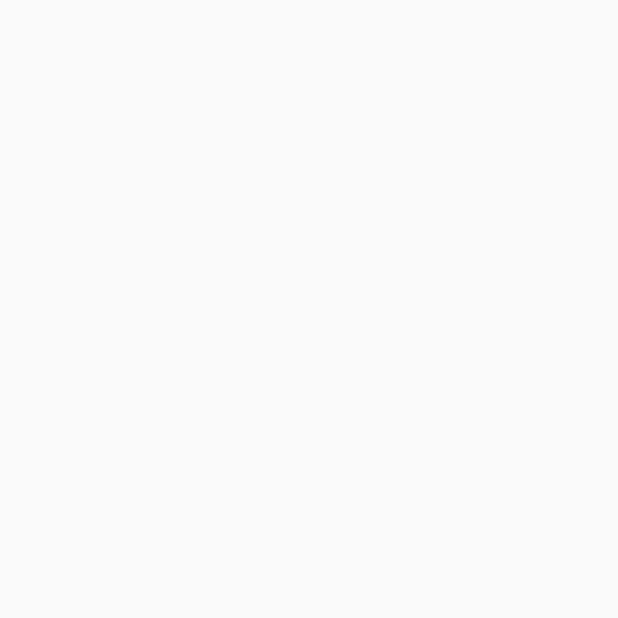
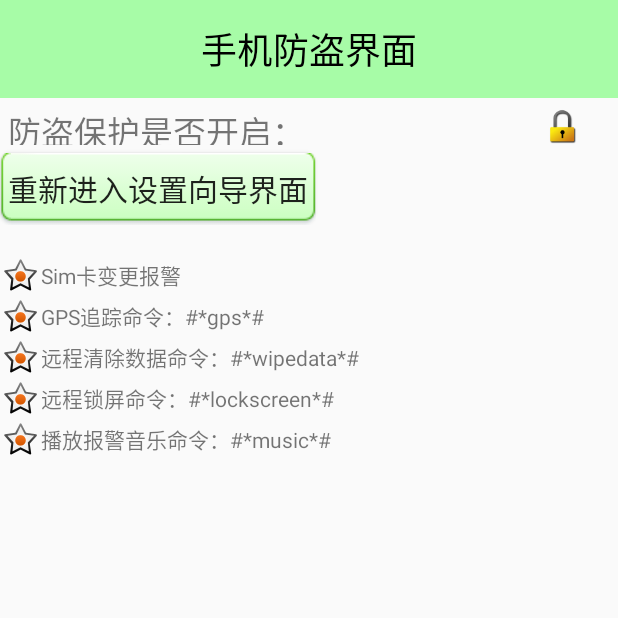
Before and after one commit to lxblessyou/MobileGuard, an Android app: the LostFindActivity screen opened directly, with no data from a screen before it, on a phone screen of 412 x 824 dp, the top half of it. Before the commit the part shown is empty. Run offline under Robolectric (Android 15) with nearby library versions, the light colour scheme and no system bars.

Commit message:
LostFindSetup sim card bind

```diff
--- a/app/src/main/AndroidManifest.xml
+++ b/app/src/main/AndroidManifest.xml
@@ -6,6 +6,7 @@
     <uses-permission android:name="android.permission.READ_EXTERNAL_STORAGE" />
     <uses-permission android:name="android.permission.WRITE_EXTERNAL_STORAGE" />
     <uses-permission android:name="android.permission.REQUEST_INSTALL_PACKAGES" />
+    <uses-permission android:name="android.permission.READ_PHONE_STATE" />
 
     <application
         android:allowBackup="true"
--- a/app/src/main/java/com/home/user/mobileguard/Utils/MyContants.java
+++ b/app/src/main/java/com/home/user/mobileguard/Utils/MyContants.java
@@ -7,4 +7,5 @@ public interface MyContants {
     String SPNAMEKEY = "config";
     String PDKEY = "password";
     String ISSETUPKEY = "isSetup";
+    String SIMNUM = "simNum";
 }
--- a/app/src/main/java/com/home/user/mobileguard/Utils/SPTools.java
+++ b/app/src/main/java/com/home/user/mobileguard/Utils/SPTools.java
@@ -15,7 +15,6 @@ public class SPTools {
         SharedPreferences.Editor edit = sharedPreferences.edit();
         edit.putString(key,value);
         edit.commit();
-        Toast.makeText(context,"保存完成",Toast.LENGTH_SHORT).show();
     }
     public static String getValue(Context context, String key, String defaultValue) {
         SharedPreferences sharedPreferences = context.getSharedPreferences(MyContants.SPNAMEKEY, Context.MODE_PRIVATE);
--- a/app/src/main/res/anim/next_enter.xml
+++ b/app/src/main/res/anim/next_enter.xml
@@ -1,5 +1,5 @@
 <?xml version="1.0" encoding="utf-8"?>
-<set xmlns:android="http://schemas.android.com/apk/res/android" android:duration="500">
+<set xmlns:android="http://schemas.android.com/apk/res/android" android:duration="200">
     <alpha android:fromAlpha="0" android:toAlpha="1"/>
     <translate android:fromXDelta="100%" android:toXDelta="0%" android:fromYDelta="0%" android:toYDelta="0%" />
 </set>
--- a/app/src/main/res/anim/next_exit.xml
+++ b/app/src/main/res/anim/next_exit.xml
@@ -1,5 +1,5 @@
 <?xml version="1.0" encoding="utf-8"?>
-<set xmlns:android="http://schemas.android.com/apk/res/android" android:duration="500">
+<set xmlns:android="http://schemas.android.com/apk/res/android" android:duration="200">
     <alpha android:fromAlpha="1" android:toAlpha="0"/>
     <translate android:fromXDelta="0%" android:toXDelta="-100%" android:fromYDelta="0%" android:toYDelta="0%" />
 </set>
--- a/app/src/main/res/anim/previous_enter.xml
+++ b/app/src/main/res/anim/previous_enter.xml
@@ -1,5 +1,5 @@
 <?xml version="1.0" encoding="utf-8"?>
-<set xmlns:android="http://schemas.android.com/apk/res/android" android:duration="500">
+<set xmlns:android="http://schemas.android.com/apk/res/android" android:duration="200">
     <alpha android:fromAlpha="0" android:toAlpha="1"/>
     <translate android:fromXDelta="-100%" android:toXDelta="0%" android:fromYDelta="0%" android:toYDelta="0%" />
 </set>
--- a/app/src/main/res/anim/previous_exit.xml
+++ b/app/src/main/res/anim/previous_exit.xml
@@ -1,5 +1,5 @@
 <?xml version="1.0" encoding="utf-8"?>
-<set xmlns:android="http://schemas.android.com/apk/res/android" android:duration="500">
+<set xmlns:android="http://schemas.android.com/apk/res/android" android:duration="200">
     <alpha android:fromAlpha="1" android:toAlpha="0"/>
     <translate android:fromXDelta="0%" android:toXDelta="100%" android:fromYDelta="0%" android:toYDelta="0%" />
 </set>
--- /dev/null
+++ b/app/src/main/res/layout/layout_lost_find.xml
@@ -0,0 +1,63 @@
+<?xml version="1.0" encoding="utf-8"?>
+<LinearLayout xmlns:android="http://schemas.android.com/apk/res/android"
+    android:orientation="vertical" android:layout_width="match_parent"
+    android:layout_height="match_parent">
+    <TextView
+        style="@style/style_tile"
+        android:text="手机防盗界面"/>
+    <RelativeLayout
+        android:layout_width="match_parent"
+        android:layout_height="26dp"
+        android:layout_margin="5dp">
+        <TextView
+            android:layout_width="wrap_content"
+            android:layout_height="wrap_content"
+            android:textSize="22sp"
+            android:text="防盗保护是否开启："/>
+        <ImageView
+            android:layout_width="wrap_content"
+            android:layout_height="wrap_content"
+            android:layout_alignParentRight="true"
+            android:src="@drawable/lock"/>
+    </RelativeLayout>
+    <Button
+        android:layout_width="wrap_content"
+        android:layout_height="wrap_content"
+        android:layout_marginBottom="20dp"
+        android:padding="5dp"
+        android:onClick="reset"
+        android:background="@drawable/btn_selector"
+        android:textSize="20sp"
+        android:text="重新进入设置向导界面"/>
+    <TextView
+        android:layout_width="wrap_content"
+        android:layout_height="wrap_content"
+        android:gravity="center_vertical"
+        android:drawableLeft="@android:drawable/star_on"
+        android:text="Sim卡变更报警"/>
+    <TextView
+        android:layout_width="wrap_content"
+        android:layout_height="wrap_content"
+        android:gravity="center_vertical"
+        android:drawableLeft="@android:drawable/star_on"
+        android:text="GPS追踪命令：#*gps*#"/>
+    <TextView
+        android:layout_width="wrap_content"
+        android:layout_height="wrap_content"
+        android:gravity="center_vertical"
+        android:drawableLeft="@android:drawable/star_on"
+        android:text="远程清除数据命令：#*wipedata*#"/>
+    <TextView
+        android:layout_width="wrap_content"
+        android:layout_height="wrap_content"
+        android:gravity="center_vertical"
+        android:drawableLeft="@android:drawable/star_on"
+        android:text="远程锁屏命令：#*lockscreen*#"/>
+    <TextView
+        android:layout_width="wrap_content"
+        android:layout_height="wrap_content"
+        android:gravity="center_vertical"
+        android:drawableLeft="@android:drawable/star_on"
+        android:text="播放报警音乐命令：#*music*#"/>
+
+</LinearLayout>
--- a/app/src/main/res/layout/layout_lost_find_setup2.xml
+++ b/app/src/main/res/layout/layout_lost_find_setup2.xml
@@ -11,11 +11,13 @@
         android:layout_height="wrap_content"
         android:text="通过绑定sim卡：\n下次重启手机，如果sim卡不一致，就会给安全号码发短信！！！"/>
     <RelativeLayout
+        android:id="@+id/rl_setup2_bind"
         android:layout_width="match_parent"
         android:layout_height="wrap_content"
         android:background="@drawable/btn_selector"
         >
         <ImageView
+            android:id="@+id/iv_setup2_bind"
             android:layout_width="wrap_content"
             android:layout_height="wrap_content"
             android:layout_centerInParent="true"
@@ -24,10 +26,9 @@
         <TextView
             android:layout_width="wrap_content"
             android:layout_height="wrap_content"
-            android:onClick="previous"
             android:layout_centerInParent="true"
             android:textSize="22sp"
-            android:text="点击绑定手机"/>
+            android:text="点击绑定/解绑手机"/>
     </RelativeLayout>
     <LinearLayout
         android:layout_width="match_parent"
```
Also changed, not shown: app/src/main/java/com/home/user/mobileguard/activity/LostFindActivity.java (+11 -0 lines), app/src/main/java/com/home/user/mobileguard/activity/LostFindBaseSetupActivity.java (+7 -43 lines), app/src/main/java/com/home/user/mobileguard/activity/LostFindSetup1Activity.java (+10 -0 lines), app/src/main/java/com/home/user/mobileguard/activity/LostFindSetup2Activity.java (+60 -1 lines), app/src/main/java/com/home/user/mobileguard/activity/LostFindSetup3Activity.java (+9 -0 lines), app/src/main/java/com/home/user/mobileguard/activity/LostFindSetup4Activity.java (+9 -0 lines), app/src/main/res/drawable/lock.9.png (added).
